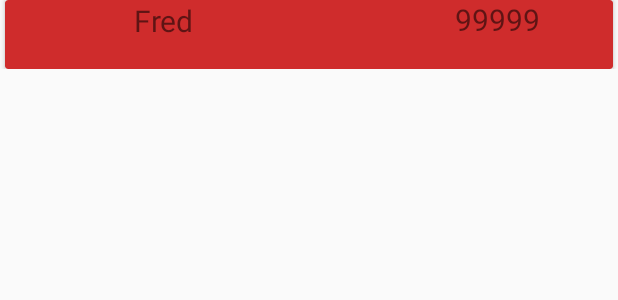
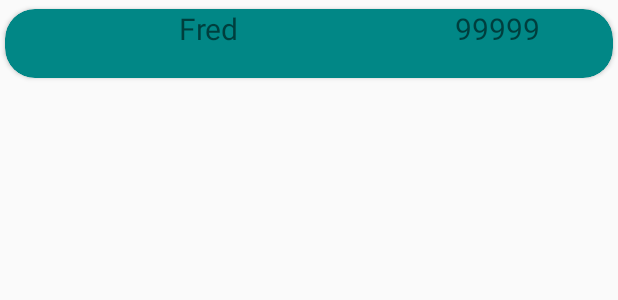
Before and after one commit to tatianatkachuk/DSA_G4_Android, an Android app: the layout recyclerview_leaderboard_row.xml on its own in the app's theme, with its tools: preview values and no code run, on a phone screen of 412 x 824 dp. Shown: the top 300 px of the screen. Run offline under Robolectric (Android 15) with nearby library versions, the phone set to English and light mode, and no system bars.

Commit message:
Leaderboard working and some visual issues from the store and leaderboard recyclerview rows are now fixed

```diff
--- a/app/src/main/java/com/example/android_whostolesantasbeard/IWSSBService.java
+++ b/app/src/main/java/com/example/android_whostolesantasbeard/IWSSBService.java
@@ -1,6 +1,7 @@
 package com.example.android_whostolesantasbeard;
 
 import com.example.android_whostolesantasbeard.entities.Item;
+import com.example.android_whostolesantasbeard.entities.LeaderboardEntry;
 import com.example.android_whostolesantasbeard.entities.PasswordUpdate;
 import com.example.android_whostolesantasbeard.entities.Query;
 import com.example.android_whostolesantasbeard.entities.UserCredentials;
@@ -49,4 +50,8 @@ public interface IWSSBService {
 
     @PUT("item/PurchaseItem/{ItemName}/{UserName}")
     Call<Boolean> TryPurchase(@Path("ItemName") String itemName, @Path("UserName") String username);
+
+    @GET("match/ranking")
+    Call<ArrayList<LeaderboardEntry>> getLeaderBoard();
+
 }
--- a/app/src/main/java/com/example/android_whostolesantasbeard/Main.java
+++ b/app/src/main/java/com/example/android_whostolesantasbeard/Main.java
@@ -176,7 +176,8 @@ public class Main extends AppCompatActivity{
                     Integer imageID = user.getImageID();
 
                     Log.d("IMAGE", String.valueOf(imageID));
-
+                    if(imageID == null)
+                        return;
                     if(imageID.intValue() == 1){
                         profileImage.setImageResource(R.drawable.avatar1);
                         return;}
--- a/app/src/main/java/com/example/android_whostolesantasbeard/entities/LeaderboardEntry.java
+++ b/app/src/main/java/com/example/android_whostolesantasbeard/entities/LeaderboardEntry.java
@@ -2,11 +2,11 @@ package com.example.android_whostolesantasbeard.entities;
 
 public class LeaderboardEntry {
     String username;
-    int maxScore;
+    int maxPoints;
 
     public LeaderboardEntry(String username, int maxScore) {
         this.username = username;
-        this.maxScore = maxScore;
+        this.maxPoints = maxScore;
     }
 
     public String getUsername() {
@@ -14,6 +14,6 @@ public class LeaderboardEntry {
     }
 
     public int getMaxScore() {
-        return maxScore;
+        return maxPoints;
     }
 }
--- a/app/src/main/res/layout/activity_store.xml
+++ b/app/src/main/res/layout/activity_store.xml
@@ -3,6 +3,7 @@
     xmlns:app="http://schemas.android.com/apk/res-auto"
     xmlns:tools="http://schemas.android.com/tools"
     android:layout_width="match_parent"
+    android:background="#1A5A17"
     android:layout_height="match_parent"
     tools:context=".Leaderboard">
 
--- a/app/src/main/res/layout/recyclerview_leaderboard_row.xml
+++ b/app/src/main/res/layout/recyclerview_leaderboard_row.xml
@@ -4,6 +4,7 @@
     xmlns:tools="http://schemas.android.com/tools"
     android:id="@+id/textview_username"
     android:layout_width="match_parent"
+
     android:layout_height="wrap_content">
 
     <androidx.cardview.widget.CardView
@@ -12,7 +13,10 @@
         android:layout_marginStart="1dp"
         android:layout_marginEnd="1dp"
         android:visibility="visible"
-        app:cardBackgroundColor="#CF2C2C"
+        android:layout_marginTop="6dp"
+        android:layout_marginBottom="6dp"
+        app:cardBackgroundColor="@color/teal_700"
+        app:cardCornerRadius="20dp"
         app:layout_constraintBottom_toBottomOf="parent"
         app:layout_constraintEnd_toEndOf="parent"
         app:layout_constraintStart_toStartOf="parent"
@@ -25,8 +29,8 @@
 
             <TextView
                 android:id="@+id/leaderboardRow_username"
-                android:layout_width="179dp"
-                android:layout_height="46dp"
+                android:layout_width="239dp"
+                android:layout_height="47dp"
                 android:layout_marginStart="16dp"
                 android:text="Fred"
                 android:textAlignment="center"
```
Also changed, not shown: app/src/main/java/com/example/android_whostolesantasbeard/Leaderboard.java (+27 -15 lines).
